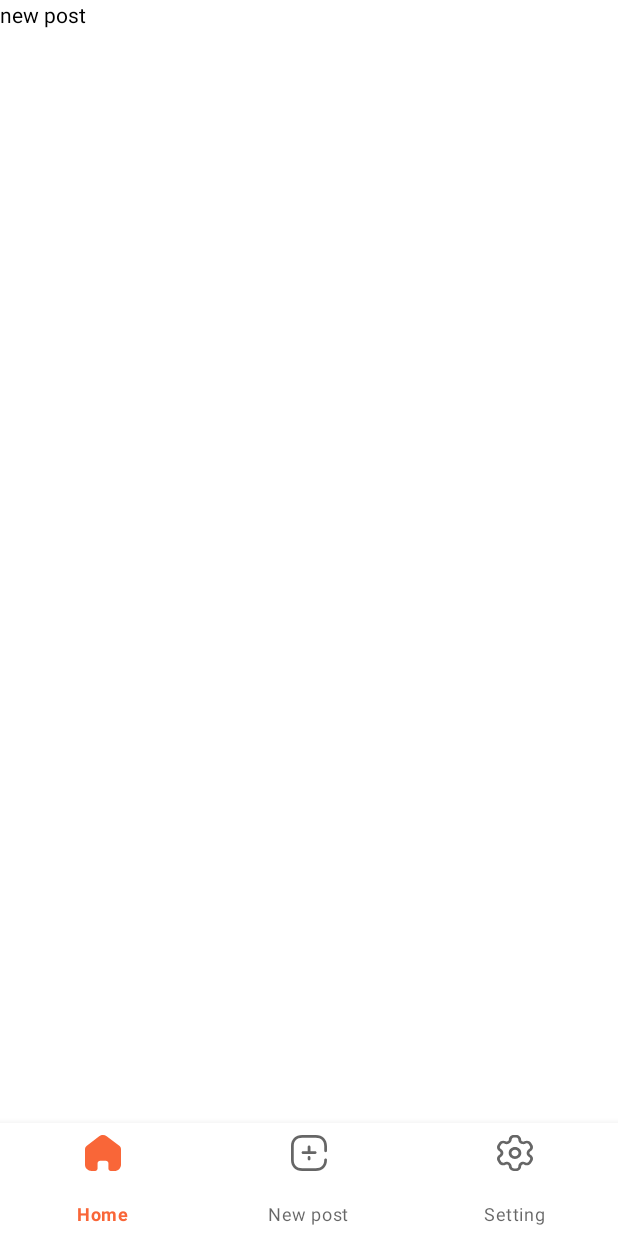
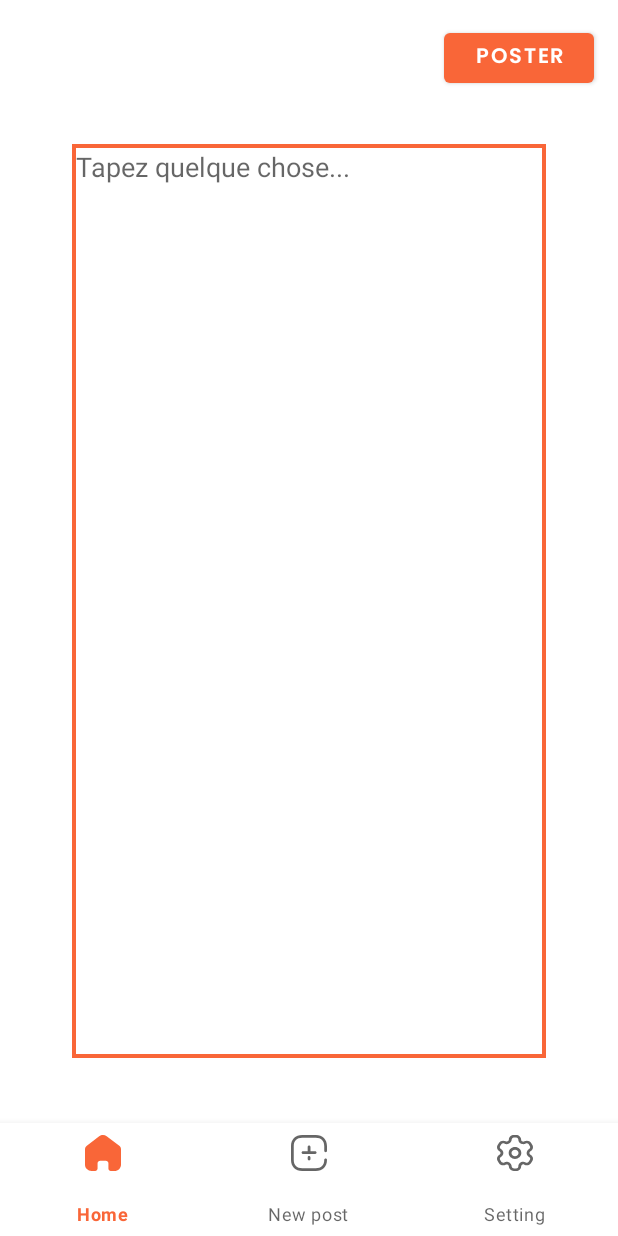
Before and after one commit to Nathancdl/kotlin-project, an Android app: the fragment NewPostFragment placed in its activity, on a phone screen of 412 x 824 dp. Run offline under Robolectric (Android 15) with nearby library versions, the phone set to English and light mode, and no system bars; our stand-ins replace Firebase (no records; nobody signed in at launch, a user with empty details on screens opened directly).

Commit message:
Layout New Post

```diff
--- a/app/src/main/java/com/example/kotlin_project/NewPostFragment.kt
+++ b/app/src/main/java/com/example/kotlin_project/NewPostFragment.kt
@@ -1,7 +1,35 @@
 package com.example.kotlin_project
 
+import android.annotation.SuppressLint
+import android.os.Bundle
+import android.view.LayoutInflater
+import android.view.View
+import android.view.ViewGroup
+import android.widget.Button
+import android.widget.LinearLayout
+import android.widget.ScrollView
 import androidx.fragment.app.Fragment
 
 class NewPostFragment : Fragment(R.layout.fragment_newpost){
+    @SuppressLint("MissingInflatedId")
+    override fun onCreateView(
+        inflater: LayoutInflater,
+        container: ViewGroup?,
+        savedInstanceState: Bundle?
+    ): View {
 
+        val rootView = inflater.inflate(R.layout.fragment_newpost, container, false)
+
+        val button_submit : Button = rootView.findViewById<Button>(R.id.newpostsubmit)
+
+        button_submit.setOnClickListener{
+            this.SubmitPost()
+        }
+
+        return rootView
+    }
+
+    private fun SubmitPost() {
+        // Here for submit post data
+    }
 }
--- a/app/src/main/res/layout/fragment_newpost.xml
+++ b/app/src/main/res/layout/fragment_newpost.xml
@@ -6,12 +6,37 @@
     android:layout_height="match_parent"
     tools:context=".MainScreen">
 
-    <TextView
-        android:id="@+id/newpost"
-        android:layout_width="wrap_content"
-        android:layout_height="wrap_content"
-        android:text="new post"
-        android:textColor="@color/black"
-        tools:ignore="MissingConstraints" />
+    <Button
+        android:id="@+id/newpostsubmit"
+        android:layout_width="100dp"
+        android:layout_height="45dp"
+        android:layout_marginTop="16dp"
+        android:layout_marginEnd="16dp"
+        android:fontFamily="@font/poppins_semibold"
+        android:text="@string/submit"
+        app:layout_constraintEnd_toEndOf="parent"
+        app:layout_constraintTop_toTopOf="parent" />
+
+    <FrameLayout
+        android:layout_width="316dp"
+        android:layout_height="609dp"
+        android:layout_marginTop="96dp"
+        android:background="@color/orange"
+        app:layout_constraintEnd_toEndOf="parent"
+        app:layout_constraintStart_toStartOf="parent"
+        app:layout_constraintTop_toTopOf="parent">
+
+        <EditText
+            android:id="@+id/edittextaddcomment"
+            android:layout_width="match_parent"
+            android:layout_height="match_parent"
+            android:layout_margin="2.5dp"
+            android:background="@color/white"
+            android:ems="10"
+            android:gravity="top|left"
+            tools:ignore="MissingConstraints"
+            android:hint="@string/placeholderedittext"
+            />
+    </FrameLayout>
 
 </androidx.constraintlayout.widget.ConstraintLayout>
--- a/app/src/main/res/values/strings.xml
+++ b/app/src/main/res/values/strings.xml
@@ -7,6 +7,7 @@
     <string name="account_exist">Vous avez déjà un compte ?</string>
     <string name="connection">Connexion</string>
     <string name="submit">Poster</string>
+    <string name="placeholderedittext">Tapez quelque chose...</string>
 
     /* Menu */
     <string name="home">Home</string>
```
Also changed, not shown: app/src/main/res/layout/visual_post_comment_new.xml (+20 -12 lines).
